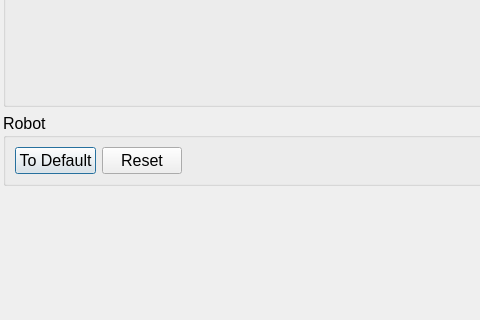
Old version of the form source/wnd/ui/roboaxes.ui in the repository ww4u/megarobostudio; both pictures show x 0 to 480 and y 154 to 474 of the 563 by 560 pixel window.
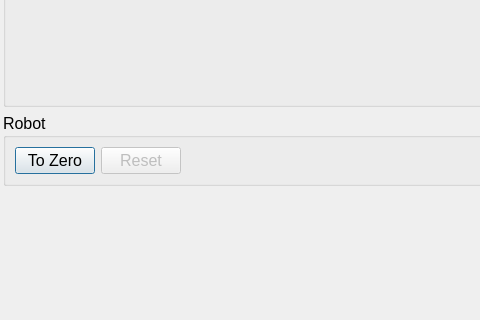
New version of the form. Icons and pictures are not drawn. Custom widgets are drawn as their Qt base class.

```diff
--- a/source/wnd/ui/roboaxes.ui
+++ b/source/wnd/ui/roboaxes.ui
@@ -51,12 +51,15 @@
       <item>
        <widget class="QPushButton" name="pushButton_2">
         <property name="text">
-         <string>To Default</string>
+         <string>To Zero</string>
         </property>
        </widget>
       </item>
       <item>
        <widget class="QPushButton" name="pushButton">
+        <property name="enabled">
+         <bool>false</bool>
+        </property>
         <property name="text">
          <string>Reset</string>
         </property>
```
Left out of the diff: 4 changed lines with no effect on the pictures.
